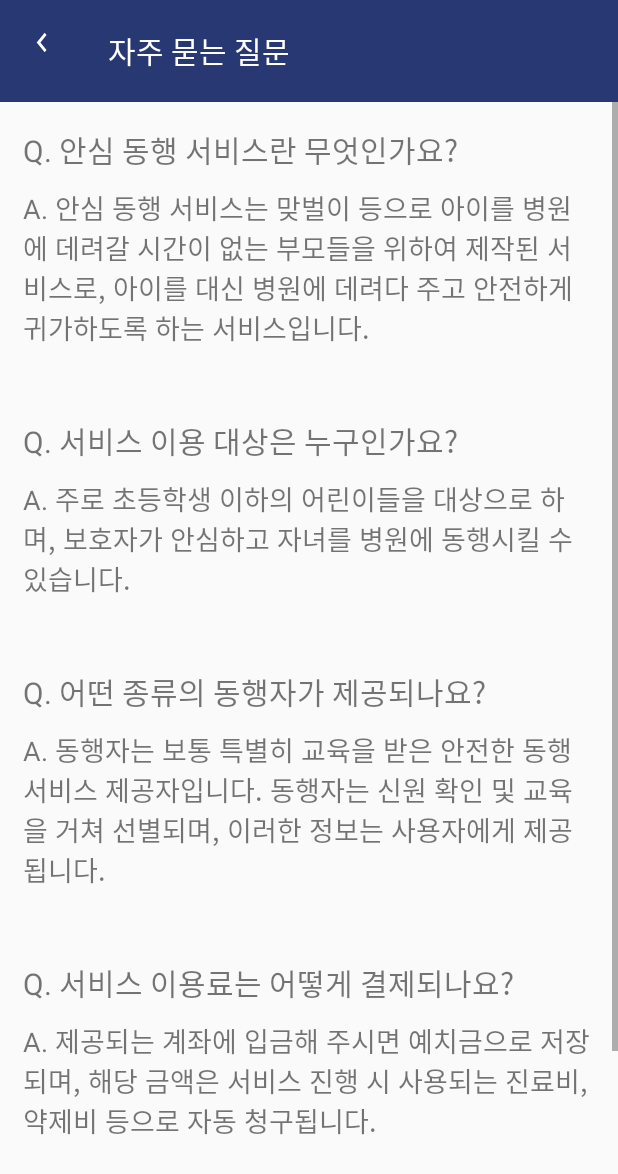
After one commit to U-Geon/WithMe, an Android app: the FaqActivity screen opened directly, with no data from a screen before it, on a phone screen of 412 x 824 dp. The commit adds this screen. Shown: the top 1174 px of the screen. Run offline under Robolectric (Android 15) with nearby library versions, the phone set to English and light mode, and no system bars.

Commit message:
자주 묻는 질문 추가

```diff
--- a/app/src/main/AndroidManifest.xml
+++ b/app/src/main/AndroidManifest.xml
@@ -12,6 +12,7 @@
     <application
         android:allowBackup="true"
         android:dataExtractionRules="@xml/data_extraction_rules"
+        android:enableOnBackInvokedCallback="true"
         android:fullBackupContent="@xml/backup_rules"
         android:icon="@mipmap/ic_launcher"
         android:label="@string/app_name"
@@ -20,8 +21,10 @@
         android:supportsRtl="true"
         android:theme="@style/Theme.WithMe"
         android:usesCleartextTraffic="true"
-        android:enableOnBackInvokedCallback="true"
         tools:targetApi="31">
+        <activity
+            android:name=".FaqActivity"
+            android:exported="true" />
         <activity
             android:name=".AddressSearchActivity"
             android:exported="true" />
@@ -36,32 +39,25 @@
             android:exported="true" />
         <activity
             android:name=".administrator.AdminServiceResultWriteActivity"
-            android:exported="true">
-        </activity>
+            android:exported="true"></activity>
         <activity
             android:name=".administrator.AdminKidInformationActivity"
-            android:exported="true">
-        </activity>
+            android:exported="true"></activity>
         <activity
             android:name=".administrator.AdminMainActivity"
-            android:exported="true">
-
-        </activity>
+            android:exported="true"></activity>
         <activity
             android:name=".DepositChargingHistoryActivity"
-            android:exported="true">
-        </activity>
+            android:exported="true"></activity>
         <activity
             android:name=".ServiceUsageHistoryActivity"
-            android:exported="true">
-        </activity>
+            android:exported="true"></activity>
         <activity
             android:name=".ServiceResultActivity"
             android:exported="true" />
         <activity
             android:name=".KidInformationActivity"
-            android:exported="true">
-        </activity>
+            android:exported="true"></activity>
         <activity
             android:name=".LoginActivity"
             android:exported="true">
--- /dev/null
+++ b/app/src/main/java/com/example/withme/FaqActivity.kt
@@ -0,0 +1,25 @@
+package com.example.withme
+
+import androidx.appcompat.app.AppCompatActivity
+import android.os.Bundle
+import com.example.withme.databinding.ActivityFaqBinding
+
+class FaqActivity : AppCompatActivity() {
+    private lateinit var bind: ActivityFaqBinding
+
+    override fun onCreate(savedInstanceState: Bundle?) {
+        super.onCreate(savedInstanceState)
+        bind = ActivityFaqBinding.inflate(layoutInflater)
+        setContentView(bind.root)
+
+
+        val toolbar = bind.toolbar
+        setSupportActionBar(toolbar)
+
+        val actionBar = supportActionBar
+        actionBar?.setDisplayShowTitleEnabled(true)
+        actionBar?.setDisplayHomeAsUpEnabled(true) // 뒤로가기 아이콘 활성화
+        actionBar?.setHomeAsUpIndicator(R.drawable.back_button)
+        actionBar?.title = "자주 묻는 질문"
+    }
+}
--- a/app/src/main/java/com/example/withme/ServiceActivity.kt
+++ b/app/src/main/java/com/example/withme/ServiceActivity.kt
@@ -245,7 +245,7 @@ class ServiceActivity : AppCompatActivity(), OnMapReadyCallback {
                                 bind.currentStatus.text = "병원 이동 중"
                             else if(status.toInt() == 2)
                                 bind.currentStatus.text = "아이 귀가 중"
-                            else {
+                            else if(status.toInt() == 3){
                                 bind.currentStatus.text = "귀가 완료"
                                 bind.checkResultButton.visibility = View.VISIBLE
                                 over = true
--- /dev/null
+++ b/app/src/main/res/layout/activity_faq.xml
@@ -0,0 +1,147 @@
+<?xml version="1.0" encoding="utf-8"?>
+<LinearLayout xmlns:android="http://schemas.android.com/apk/res/android"
+    xmlns:app="http://schemas.android.com/apk/res-auto"
+    xmlns:tools="http://schemas.android.com/tools"
+    android:layout_width="match_parent"
+    android:layout_height="match_parent"
+    android:orientation="vertical"
+    tools:context=".FaqActivity">
+
+    <androidx.appcompat.widget.Toolbar
+        android:id="@+id/toolbar"
+        android:layout_width="match_parent"
+        android:layout_height="68dp"
+        android:background="@color/icon_color"
+        app:titleTextColor="@color/white"
+        android:gravity="center_vertical|center_horizontal"/>
+
+    <ScrollView
+        android:layout_width="match_parent"
+        android:layout_height="match_parent">
+        <LinearLayout
+            android:layout_width="match_parent"
+            android:layout_height="wrap_content"
+            android:orientation="vertical">
+            <LinearLayout
+                android:layout_marginTop="15dp"
+                android:layout_marginBottom="15dp"
+                android:layout_width="match_parent"
+                android:layout_height="150dp"
+                android:orientation="vertical"
+                android:gravity="center_vertical">
+                <TextView
+                    android:layout_width="wrap_content"
+                    android:layout_height="wrap_content"
+                    android:text="Q. 안심 동행 서비스란 무엇인가요?"
+                    android:textSize="9pt"
+                    android:layout_marginLeft="15dp"
+                    android:layout_marginRight="15dp"
+                    android:layout_marginBottom="5dp"/>
+                <TextView
+                    android:layout_width="wrap_content"
+                    android:layout_height="wrap_content"
+                    android:text="A. 안심 동행 서비스는 맞벌이 등으로 아이를 병원에 데려갈 시간이 없는 부모들을 위하여 제작된 서비스로, 아이를 대신 병원에 데려다 주고 안전하게 귀가하도록 하는 서비스입니다."
+                    android:textSize="8pt"
+                    android:layout_marginLeft="15dp"
+                    android:layout_marginRight="15dp"
+                    android:layout_marginTop="5dp"/>
+            </LinearLayout>
+            <LinearLayout
+                android:layout_marginTop="15dp"
+                android:layout_marginBottom="15dp"
+                android:layout_width="match_parent"
+                android:layout_height="150dp"
+                android:orientation="vertical"
+                android:gravity="center_vertical">
+                <TextView
+                    android:layout_width="wrap_content"
+                    android:layout_height="wrap_content"
+                    android:text="Q. 서비스 이용 대상은 누구인가요?"
+                    android:textSize="9pt"
+                    android:layout_marginLeft="15dp"
+                    android:layout_marginRight="15dp"
+                    android:layout_marginBottom="5dp"/>
+                <TextView
+                    android:layout_width="wrap_content"
+                    android:layout_height="wrap_content"
+                    android:text="A. 주로 초등학생 이하의 어린이들을 대상으로 하며, 보호자가 안심하고 자녀를 병원에 동행시킬 수 있습니다."
+                    android:textSize="8pt"
+                    android:layout_marginLeft="15dp"
+                    android:layout_marginRight="15dp"
+                    android:layout_marginTop="5dp"/>
+            </LinearLayout>
+            <LinearLayout
+                android:layout_marginTop="15dp"
+                android:layout_marginBottom="15dp"
+                android:layout_width="match_parent"
+                android:layout_height="150dp"
+                android:orientation="vertical"
+                android:gravity="center_vertical">
+                <TextView
+                    android:layout_width="wrap_content"
+                    android:layout_height="wrap_content"
+                    android:text="Q. 어떤 종류의 동행자가 제공되나요?"
+                    android:textSize="9pt"
+                    android:layout_marginLeft="15dp"
+                    android:layout_marginRight="15dp"
+                    android:layout_marginBottom="5dp"/>
+                <TextView
+                    android:layout_width="wrap_content"
+                    android:layout_height="wrap_content"
+                    android:text="A. 동행자는 보통 특별히 교육을 받은 안전한 동행 서비스 제공자입니다. 동행자는 신원 확인 및 교육을 거쳐 선별되며, 이러한 정보는 사용자에게 제공됩니다."
+                    android:textSize="8pt"
+                    android:layout_marginLeft="15dp"
+                    android:layout_marginRight="15dp"
+                    android:layout_marginTop="5dp"/>
+            </LinearLayout>
+            <LinearLayout
+                android:layout_marginTop="15dp"
+                android:layout_marginBottom="15dp"
+                android:layout_width="match_parent"
+                android:layout_height="150dp"
+                android:orientation="vertical"
+                android:gravity="center_vertical">
+                <TextView
+                    android:layout_width="wrap_content"
+                    android:layout_height="wrap_content"
+                    android:text="Q. 서비스 이용료는 어떻게 결제되나요?"
+                    android:textSize="9pt"
+                    android:layout_marginLeft="15dp"
+                    android:layout_marginRight="15dp"
+                    android:layout_marginBottom="5dp"/>
+                <TextView
+                    android:layout_width="wrap_content"
+                    android:layout_height="wrap_content"
+                    android:text="A. 제공되는 계좌에 입금해 주시면 예치금으로 저장되며, 해당 금액은 서비스 진행 시 사용되는 진료비, 약제비 등으로 자동 청구됩니다."
+                    android:textSize="8pt"
+                    android:layout_marginLeft="15dp"
+                    android:layout_marginRight="15dp"
+                    android:layout_marginTop="5dp"/>
+            </LinearLayout>
+            <LinearLayout
+                android:layout_marginTop="15dp"
+                android:layout_marginBottom="15dp"
+                android:layout_width="match_parent"
+                android:layout_height="150dp"
+                android:orientation="vertical"
+                android:gravity="center_vertical">
+                <TextView
+                    android:layout_width="wrap_content"
+                    android:layout_height="wrap_content"
+                    android:text="Q. 서비스 이용 중에 어떻게 동행자와 연락하나요?"
+                    android:textSize="9pt"
+                    android:layout_marginLeft="15dp"
+                    android:layout_marginRight="15dp"
+                    android:layout_marginBottom="5dp"/>
+                <TextView
+                    android:layout_width="wrap_content"
+                    android:layout_height="wrap_content"
+                    android:text="A. 서비스 진행 중 보호자의 위치와 진행 현황을 실시간으로 애플리케이션 내에서 확인할 수 있습니다."
+                    android:textSize="8pt"
+                    android:layout_marginLeft="15dp"
+                    android:layout_marginRight="15dp"
+                    android:layout_marginTop="5dp"/>
+            </LinearLayout>
+        </LinearLayout>
+    </ScrollView>
+</LinearLayout>
--- a/app/src/main/res/values/strings.xml
+++ b/app/src/main/res/values/strings.xml
@@ -10,7 +10,7 @@
     <string name="RRN">주민등록번호</string>
     <string name="next">다음</string>
     <string name="okay">확인</string>
-    <string name="ip">http://15.164.94.136:8000</string>
+    <string name="ip">http://192.168.122.102:8000</string>
     <!-- TODO: Remove or change this placeholder text -->
     <string name="hello_blank_fragment">Hello blank fragment</string>
 
```
